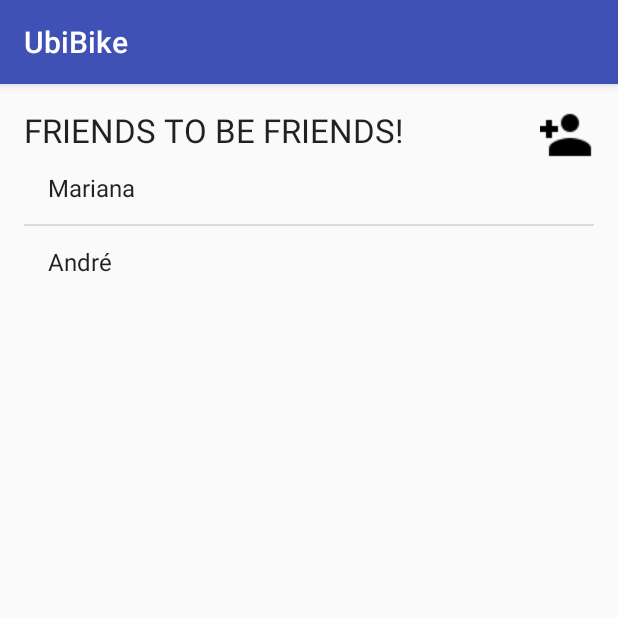
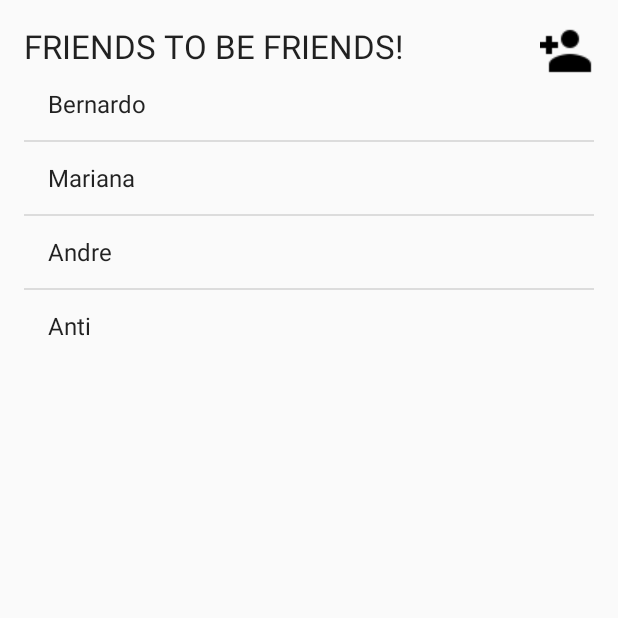
Before and after one commit to andreppires/Ubibike, an Android app: the FriendsActivity screen opened directly, with no data from a screen before it, on a phone screen of 412 x 824 dp, the top half of it. Run offline under Robolectric (Android 15) with nearby library versions, the phone set to English and light mode, and no system bars.

Commit message:
Integração completa da seguinte sequência de actividades: LoginActivity > FriendsActivity > FriendProfile

```diff
--- a/UbiBike/app/src/main/java/pt/ulisboa/tecnico/cmov/ubibike/FriendsActivity.java
+++ b/UbiBike/app/src/main/java/pt/ulisboa/tecnico/cmov/ubibike/FriendsActivity.java
@@ -1,30 +1,57 @@
 package pt.ulisboa.tecnico.cmov.ubibike;
 
+import android.app.Activity;
+import android.app.ListActivity;
+import android.content.Intent;
 import android.support.v7.app.AppCompatActivity;
 import android.os.Bundle;
+import android.view.View;
+import android.widget.AdapterView;
 import android.widget.ArrayAdapter;
 import android.widget.ListView;
+import android.widget.AdapterView.OnItemLongClickListener;
+import java.util.ArrayList;
 
-public class FriendsActivity extends AppCompatActivity {
+public class FriendsActivity extends Activity {
+
+    ArrayList<String> arr_friends = new ArrayList<String>();
+
+
 
     @Override
     protected void onCreate(Bundle savedInstanceState) {
         super.onCreate(savedInstanceState);
         setContentView(R.layout.activity_friends);
+        ListView myList= (ListView) findViewById(R.id.listView);
 
         /* Setting the ListView of Riders to add as friends */
+        arr_friends.add("Bernardo");
+        arr_friends.add("Mariana");
+        arr_friends.add("Andre");
+        arr_friends.add("Anti");
 
-        String[] myStringArray={"Mariana","André"};
+        ArrayAdapter<String> adapter = new ArrayAdapter<String>(this, android.R.layout.simple_list_item_1, arr_friends);
 
-        ArrayAdapter<String> myAdapter=new
-                ArrayAdapter<String>(
-                this,
-                android.R.layout.simple_list_item_1,
-                myStringArray);
+        myList.setAdapter(adapter);
 
-        ListView myList=
-                (ListView) findViewById(R.id.listView);
-        myList.setAdapter(myAdapter);
+        myList.setOnItemLongClickListener(new OnItemLongClickListener() {
+            @Override
+            public boolean onItemLongClick(AdapterView<?> parent, View view, int position, long id) {
+                Intent intent = new Intent(view.getContext(), FriendProfile.class);
+                startActivity(intent);
+                return true;
+            }
+        } );
+    }
+        //myList.setLongClickable(true)
 
+    /* Ao pressionar prolongadamente sobre o nome do amigo direcciona p o perfil do amigo */
+
+
+
+    /*Adicionar um novo amigo */
+    public void addFriend(View view) {
+        Intent intent = new Intent(this, AddAFriend.class);
+        startActivity(intent);
         }
     }
--- a/UbiBike/app/src/main/java/pt/ulisboa/tecnico/cmov/ubibike/HomeActivity.java
+++ b/UbiBike/app/src/main/java/pt/ulisboa/tecnico/cmov/ubibike/HomeActivity.java
@@ -17,14 +17,17 @@ public class HomeActivity extends AppCompatActivity {
         Intent intent = new Intent(this, MyProfile.class);
         startActivity(intent);
     }
+
     public void bikesActivity(View view) {
         Intent intent = new Intent(this, BikesNeirby.class);
         startActivity(intent);
     }
+
     public void friendsActivity(View view) {
         Intent intent = new Intent(this, FriendsActivity.class);
         startActivity(intent);
     }
+
     //public void stationActivity(View view) { //TODO quando se tiver a activity das estações - nome deve ser StationActivity
     //    Intent intent = new Intent(this, StationActivity.class);
     //    startActivity(intent);
--- a/UbiBike/app/src/main/java/pt/ulisboa/tecnico/cmov/ubibike/LoginActivity.java
+++ b/UbiBike/app/src/main/java/pt/ulisboa/tecnico/cmov/ubibike/LoginActivity.java
@@ -320,11 +320,11 @@ public class LoginActivity extends AppCompatActivity implements LoaderCallbacks<
             }
 
             // TODO: register the new account here.
-            try {
+            /*try {
                 Socket socket = new Socket("10.0.2.3", 12345);
             } catch (IOException e) {
                 e.printStackTrace();
-            }
+            }*/
 
 
             return true;
--- a/UbiBike/app/src/main/res/layout/activity_friends.xml
+++ b/UbiBike/app/src/main/res/layout/activity_friends.xml
@@ -26,6 +26,7 @@
         android:id="@+id/listView"
         android:layout_alignParentRight="true"
         android:layout_alignParentEnd="true"
+        android:longClickable="true"
         android:layout_below="@+id/textView" />
 
     <ImageButton
@@ -36,6 +37,7 @@
         android:background="@android:color/transparent"
         android:layout_alignParentTop="true"
         android:layout_alignParentRight="true"
-        android:layout_alignParentEnd="true" />
+        android:layout_alignParentEnd="true"
+        android:onClick="addFriend"/>
 
 </RelativeLayout>
--- a/UbiBike/app/src/main/res/layout/activity_my_profile.xml
+++ b/UbiBike/app/src/main/res/layout/activity_my_profile.xml
@@ -64,6 +64,7 @@
             android:layout_width="fill_parent"
             android:layout_height="wrap_content"
             android:text="Show Friends"
+            android:onClick="showFriends"
             android:id="@+id/button2"
             android:layout_gravity="center_horizontal"
             android:layout_marginTop="10dp" />
```
Also changed, not shown: UbiBike/app/src/main/java/pt/ulisboa/tecnico/cmov/ubibike/MyProfile.java (+7 -0 lines).
